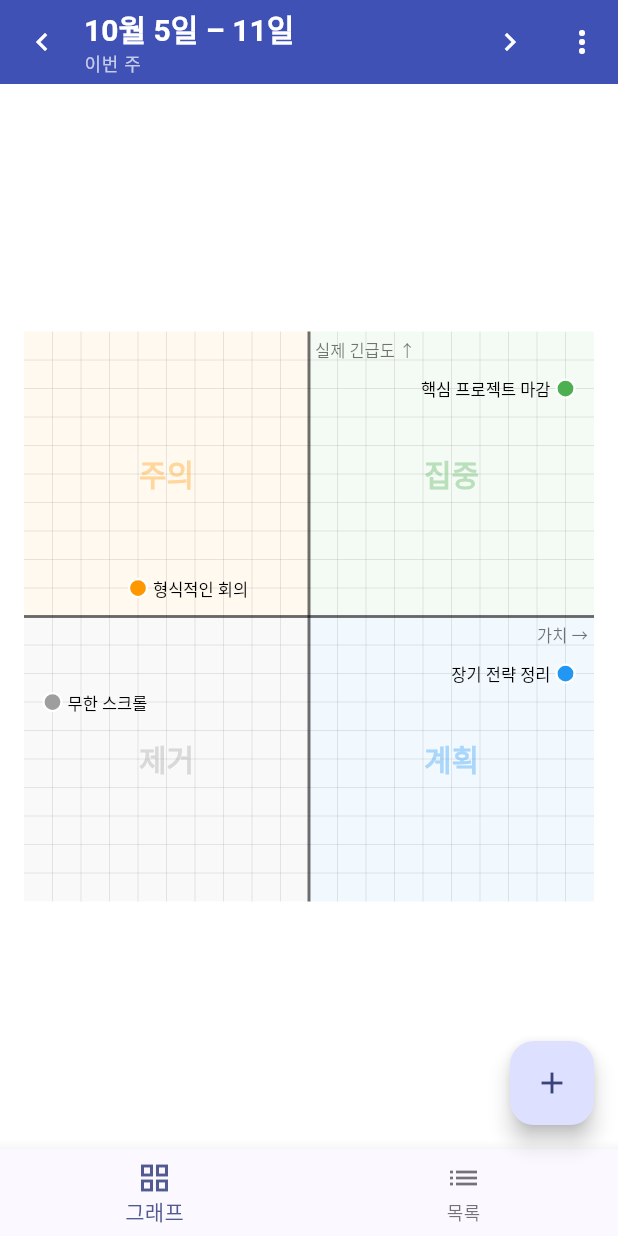
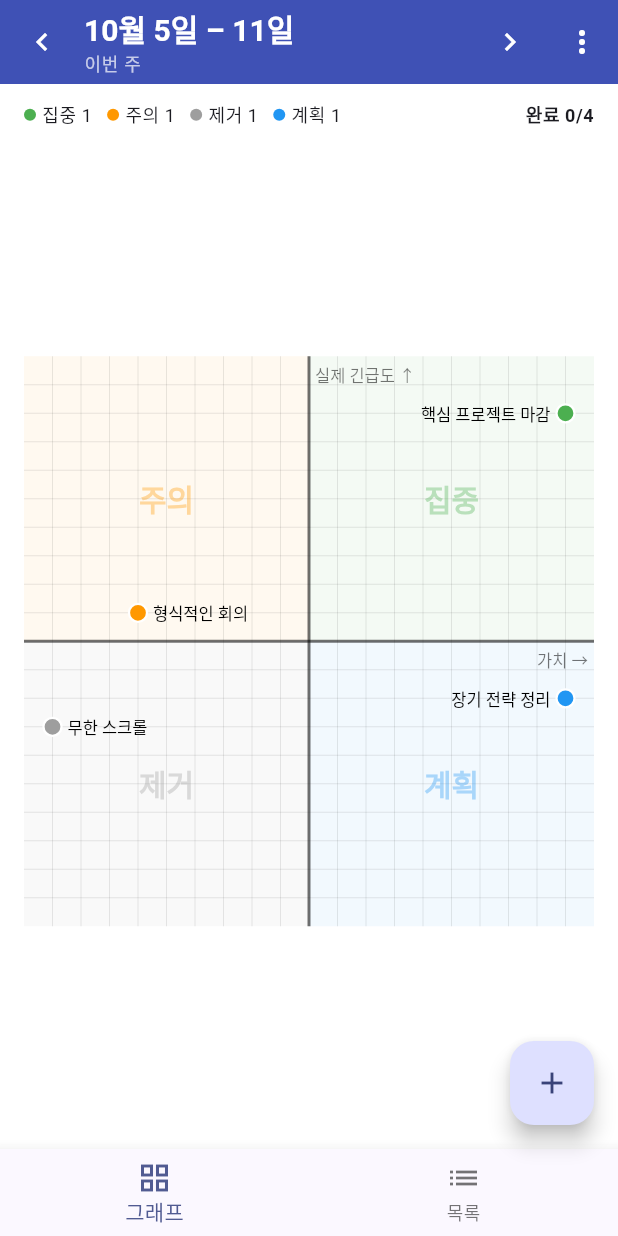
Before and after one commit to hansang-lee/quadranti, a Flutter app: the HomeScreen screen opened directly, after a tap on "예시 태스크 불러오기", on a phone screen of 412 x 824 dp. Run offline on Flutter 3.47's test engine with Material 3 defaults, Android fonts, the phone set to English and light mode, and no system bars; our stand-ins replace flutter_svg, hive_ce, hive_ce_flutter; accounts and stored records are empty; Roboto replaces fonts that are missing (IBMPlexSansKR).

Commit message:
feat: week summary bar with per-quadrant counts and done ratio
Shown above both the graph and the list when the week has tasks;
wraps to a second line rather than overflowing on 320px screens.

Co-Authored-By: Claude Opus 5.5 <noreply@anthropic.com>

```diff
--- a/lib/screens/home_screen.dart
+++ b/lib/screens/home_screen.dart
@@ -3,6 +3,7 @@ import 'package:provider/provider.dart';
 import '../core/week_format.dart';
 import '../providers/task_provider.dart';
 import '../providers/auth_provider.dart';
+import '../widgets/week_summary.dart';
 import 'graph_view.dart';
 import 'list_view.dart';
 import 'task_editor_screen.dart';
@@ -99,7 +100,12 @@ class _HomeScreenState extends State<HomeScreen> {
       ),
       body: tasks.isLoading
           ? const Center(child: CircularProgressIndicator())
-          : _widgetOptions.elementAt(_selectedIndex),
+          : Column(
+              children: [
+                if (tasks.weekTasks.isNotEmpty) WeekSummary(tasks: tasks.weekTasks),
+                Expanded(child: _widgetOptions.elementAt(_selectedIndex)),
+              ],
+            ),
       bottomNavigationBar: BottomNavigationBar(
         items: const <BottomNavigationBarItem>[
           BottomNavigationBarItem(
--- /dev/null
+++ b/lib/widgets/week_summary.dart
@@ -0,0 +1,54 @@
+import 'package:flutter/material.dart';
+import '../core/quadrant_style.dart';
+import '../models/task_model.dart';
+
+/// One line above the graph/list: tasks per quadrant and how many are done.
+class WeekSummary extends StatelessWidget {
+  const WeekSummary({super.key, required this.tasks});
+
+  final List<Task> tasks;
+
+  @override
+  Widget build(BuildContext context) {
+    final theme = Theme.of(context);
+    final done = tasks.where((t) => t.done).length;
+    return Padding(
+      padding: const EdgeInsets.fromLTRB(16, 12, 16, 4),
+      child: Row(
+        children: [
+          // Wraps onto a second line on narrow screens instead of overflowing.
+          Expanded(
+            child: Wrap(
+              spacing: 10,
+              runSpacing: 4,
+              children: [
+                for (final q in Quadrant.values)
+                  Row(
+                    mainAxisSize: MainAxisSize.min,
+                    children: [
+                      Container(
+                        width: 8,
+                        height: 8,
+                        decoration: BoxDecoration(color: q.color, shape: BoxShape.circle),
+                      ),
+                      const SizedBox(width: 4),
+                      Text(
+                        '${q.label} ${tasks.where((t) => t.quadrant == q).length}',
+                        key: Key('summary_${q.name}'),
+                        style: theme.textTheme.bodySmall,
+                      ),
+                    ],
+                  ),
+              ],
+            ),
+          ),
+          Text(
+            '완료 $done/${tasks.length}',
+            key: const Key('summary_done'),
+            style: theme.textTheme.bodySmall?.copyWith(fontWeight: FontWeight.bold),
+          ),
+        ],
+      ),
+    );
+  }
+}
```
Also changed, not shown: 2 other files.
